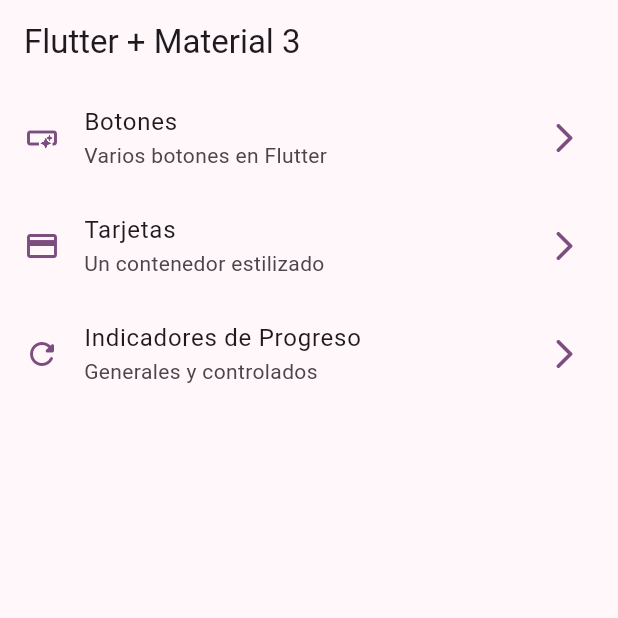
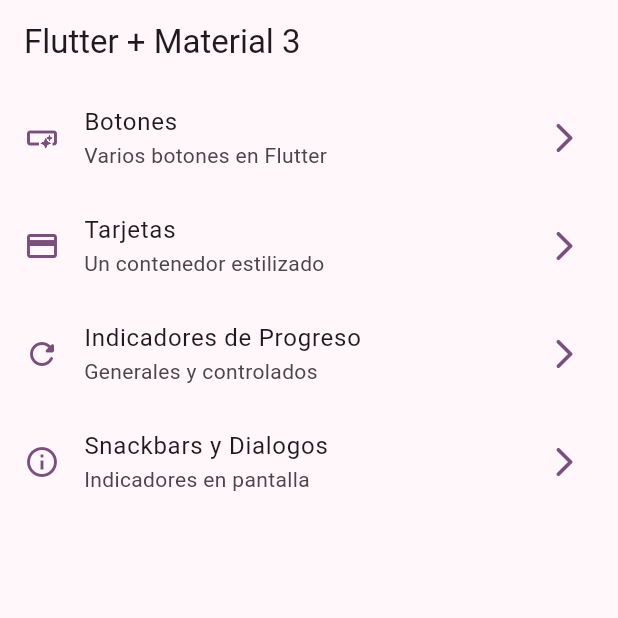
Before and after one commit to AgnosticSix/widgets_app, a Flutter app: the screen it shows after launch, on a phone screen of 412 x 824 dp, the top half of it. Run offline on Flutter 3.47's test engine with Material 2 defaults, Android fonts, the phone set to English and light mode, and no system bars; our stand-ins replace go_router.

Commit message:
snackbars on progress

```diff
--- a/lib/config/menu/menu_items.dart
+++ b/lib/config/menu/menu_items.dart
@@ -32,4 +32,10 @@ const appMenuItems = <MenuItems>[
     url: '/progress',
     icon: Icons.refresh_rounded,
   ),
+  MenuItems(
+    title: 'Snackbars y Dialogos',
+    subTitle: 'Indicadores en pantalla',
+    url: '/snackbars',
+    icon: Icons.info_outline,
+  ),
 ];
--- a/lib/config/router/app_router.dart
+++ b/lib/config/router/app_router.dart
@@ -10,5 +10,6 @@ final appRouter = GoRouter(
     GoRoute(name: ButtonsScreen.name, path: '/buttons', builder: (context, state) =>const ButtonsScreen(),),
     GoRoute(name: CardsScreen.name, path: '/cards', builder: (context, state) => const CardsScreen(),),
     GoRoute(name: ProgressScreen.name, path: '/progress', builder: (context, state) => const ProgressScreen(),),
+    GoRoute(name: SnackbarScreen.name, path: '/snackbars', builder: (context, state) => const SnackbarScreen(),),
   ],
 );
```
Also changed, not shown: lib/presentation/screens/snackbar/snackbar_screen.dart (+36 -1 lines).
